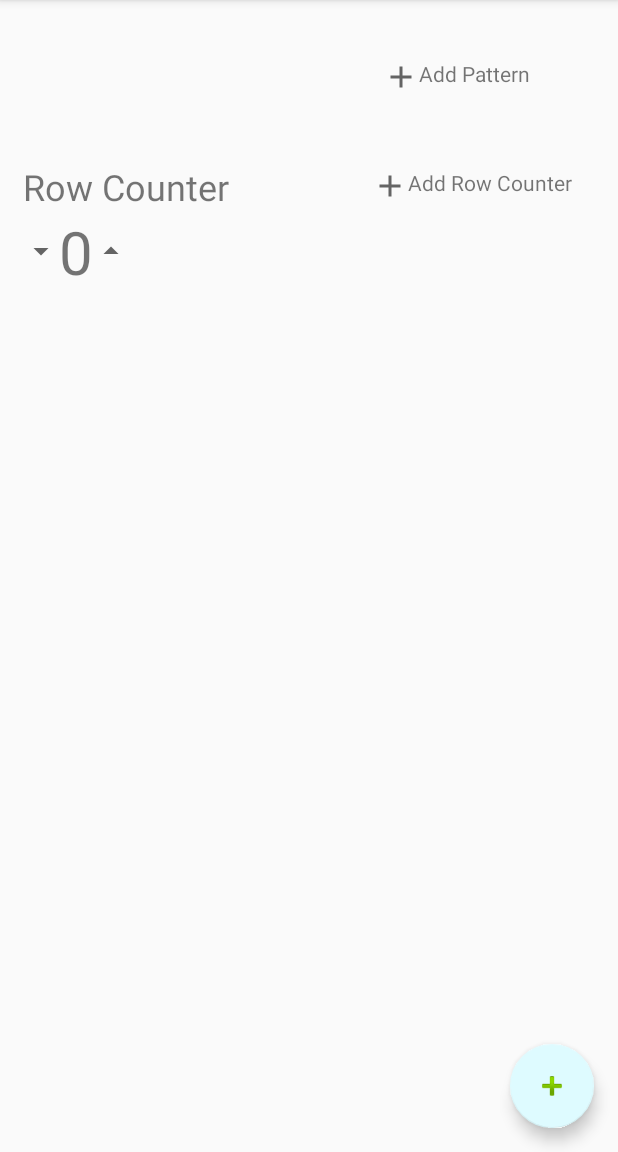
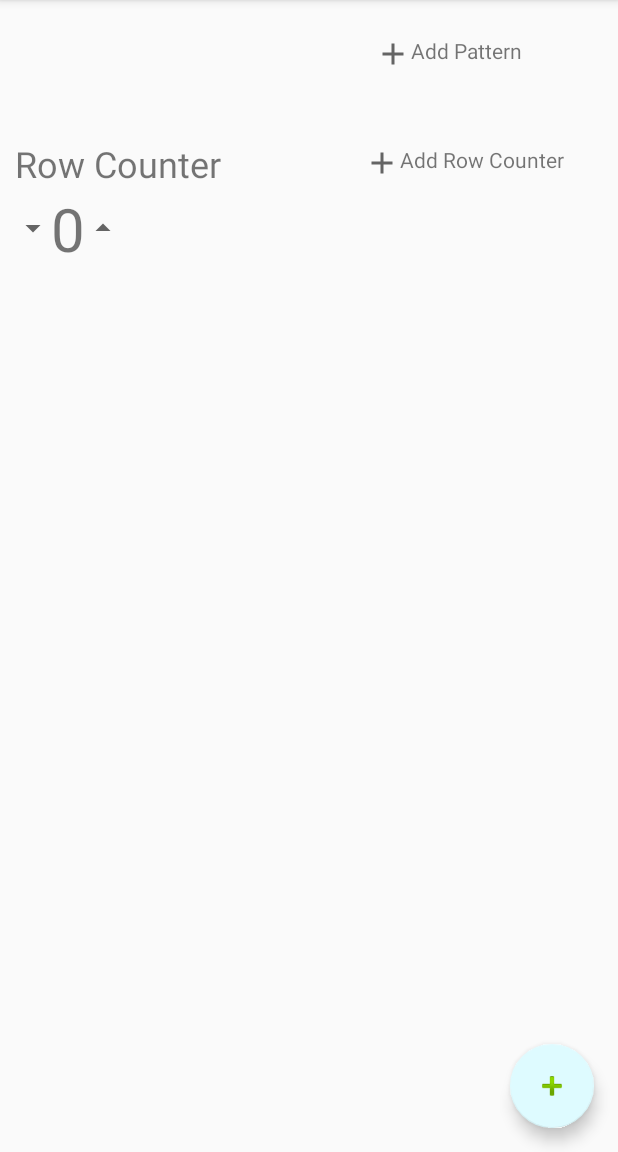
Before and after one commit to fowlerae/LetsGetKnotty, an Android app: the fragment ProjectFragment placed in its activity, on a phone screen of 412 x 824 dp, the part 84-1236 px from its top. Run offline under Robolectric (Android 15) with nearby library versions, the phone set to English and light mode, and no system bars; our stand-ins replace Firebase (no records; nobody signed in at launch, a user with empty details on screens opened directly); libraries missing offline, so code that uses them is left out: com.firebase.ui; 3 statements that could not run were skipped.

```diff
--- a/app/src/main/res/layout/fragment_project_view.xml
+++ b/app/src/main/res/layout/fragment_project_view.xml
@@ -5,7 +5,7 @@
     android:layout_width="match_parent"
     android:layout_height="match_parent"
     xmlns:tools="http://schemas.android.com/tools"
-    android:padding="15dp"
+    android:paddingHorizontal="10dp"
     android:id="@+id/fragment_project_view"
     tools:context=".MainActivity">
 
```
